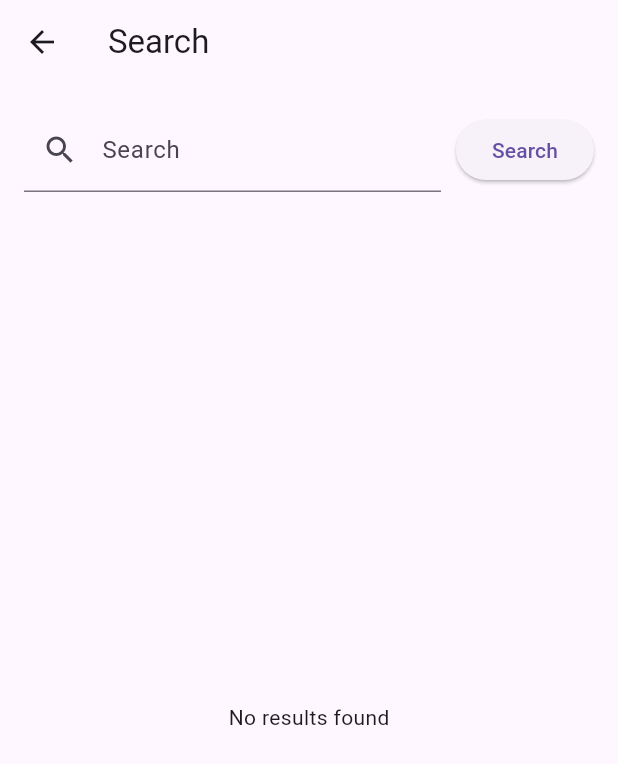
After one commit to SaiEthihasChanda/education_app, a Flutter app: the SearchWidget screen opened directly, after a tap on "Search", on a phone screen of 412 x 824 dp. The commit adds this screen. Shown: the top 764 px of the screen. Run offline on Flutter 3.47's test engine with Material 3 defaults, Android fonts, the phone set to English and light mode, and no system bars; our stand-ins replace cloud_firestore, file_picker, firebase_auth, firebase_core, firebase_storage, permission_handler; missing offline and left inert: google_ml_kit, syncfusion_flutter_pdf; accounts and stored records are empty; network calls fail.

Commit message:
started search page

```diff
--- /dev/null
+++ b/lib/search.dart
@@ -0,0 +1,150 @@
+import 'package:flutter/material.dart';
+import 'package:firebase_auth/firebase_auth.dart';
+import 'package:cloud_firestore/cloud_firestore.dart';
+import 'package:firebase_storage/firebase_storage.dart' as storage;
+
+void main() {
+  runApp(MaterialApp(
+    home: SearchWidget(),
+  ));
+}
+
+class SearchWidget extends StatefulWidget {
+  @override
+  _SearchWidgetState createState() => _SearchWidgetState();
+}
+
+class _SearchWidgetState extends State<SearchWidget> {
+  final FirebaseAuth _auth = FirebaseAuth.instance;
+  late User _user;
+  String _username = '';
+  String _profileImageUrl = '';
+  String _type = '';
+
+  final TextEditingController _searchController = TextEditingController();
+  List<String> _tags = [];
+  List<String> _searchResults = [];
+
+  @override
+  void initState() {
+    super.initState();
+    _getUserInfo();
+  }
+
+  Future<void> _getUserInfo() async {
+    _user = _auth.currentUser!;
+    DocumentSnapshot snapshot = await FirebaseFirestore.instance
+        .collection('users')
+        .doc(_user.email)
+        .get();
+    if (snapshot.exists) {
+      setState(() {
+        _username = snapshot['username'];
+        _type = snapshot['type'];
+        String _profileImage = snapshot['profilepic'];
+        storage.Reference ref =
+        storage.FirebaseStorage.instance.ref('pfps/$_profileImage');
+        ref.getDownloadURL().then((url) {
+          setState(() {
+            _profileImageUrl = url;
+          });
+        }).catchError((error) {
+          print('Error getting download URL: $error');
+        });
+      });
+    }
+  }
+
+  Future<void> _search() async {
+    String searchText = _searchController.text;
+    List<String> tags = searchText.split(" ");
+    print(tags);
+
+    Query query = FirebaseFirestore.instance.collection('docs');
+
+    // Assuming each document has a field named 'tags' which is an array containing all the tags
+    query = query.where('tags', arrayContainsAny: tags);
+
+    try {
+      QuerySnapshot querySnapshot = await query.get();
+      List<String> matchingDocumentIds = [];
+      for (QueryDocumentSnapshot documentSnapshot in querySnapshot.docs) {
+        matchingDocumentIds.add(documentSnapshot.id);
+      }
+      print(matchingDocumentIds);
+      setState(() {
+        _searchResults = matchingDocumentIds;
+      });
+    } catch (error) {
+      print("Failed to search: $error");
+    }
+  }
+
+
+
+  @override
+  Widget build(BuildContext context) {
+    return Scaffold(
+      appBar: AppBar(
+        title: Text('Search'),
+      ),
+      body: Padding(
+        padding: const EdgeInsets.all(16.0),
+        child: Column(
+          children: [
+            Row(
+              children: [
+                Expanded(
+                  child: TextField(
+                    controller: _searchController,
+                    decoration: InputDecoration(
+                      labelText: 'Search',
+                      hintText: 'Enter search query',
+                      prefixIcon: Icon(Icons.search),
+                    ),
+                  ),
+                ),
+                SizedBox(width: 10),
+                ElevatedButton(
+                  onPressed: _search,
+                  child: Text('Search'),
+                ),
+              ],
+            ),
+            SizedBox(height: 20),
+            Expanded(
+              child: _searchResults.isNotEmpty
+                  ? ListView.builder(
+                itemCount: _searchResults.length,
+                itemBuilder: (context, index) {
+                  return ListTile(
+                    title: Text(_searchResults[index]),
+                  );
+                },
+              )
+                  : Center(
+                child: Text('No results found'),
+              ),
+            ),
+          ],
+        ),
+      ),
+    );
+  }
+}
+
+class WhereClause {
+  final String field;
+  final dynamic isEqualTo;
+  final dynamic isLessThan;
+  final dynamic isLessThanOrEqualTo;
+  final dynamic isGreaterThan;
+  final dynamic isGreaterThanOrEqualTo;
+
+  WhereClause(this.field,
+      {this.isEqualTo,
+        this.isLessThan,
+        this.isLessThanOrEqualTo,
+        this.isGreaterThan,
+        this.isGreaterThanOrEqualTo});
+}
```
Also changed, not shown: lib/main.dart (+10 -2 lines), lib/uploader.dart (+3 -13 lines).
